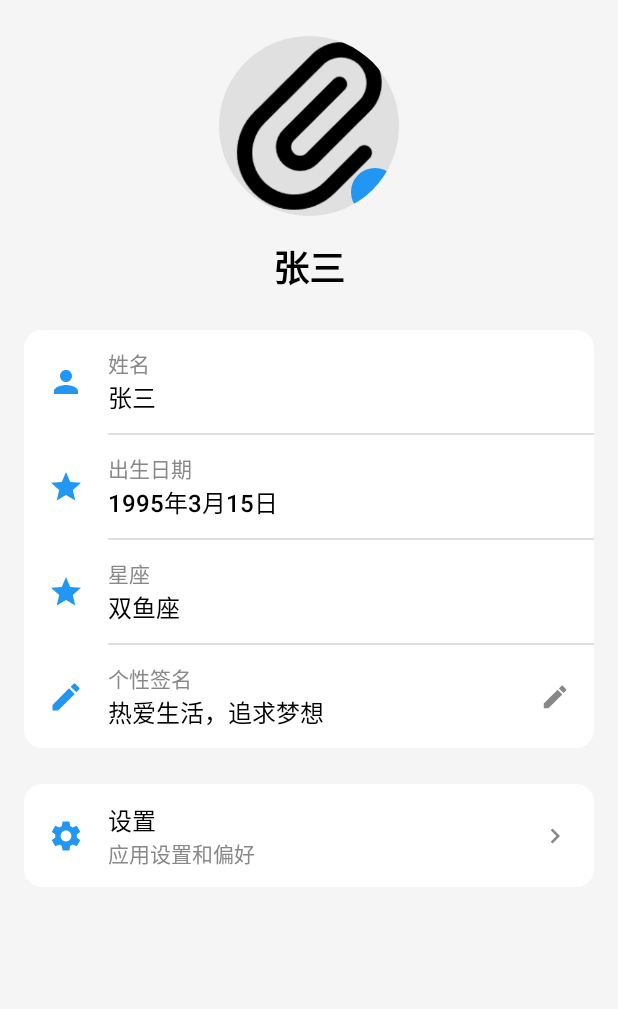
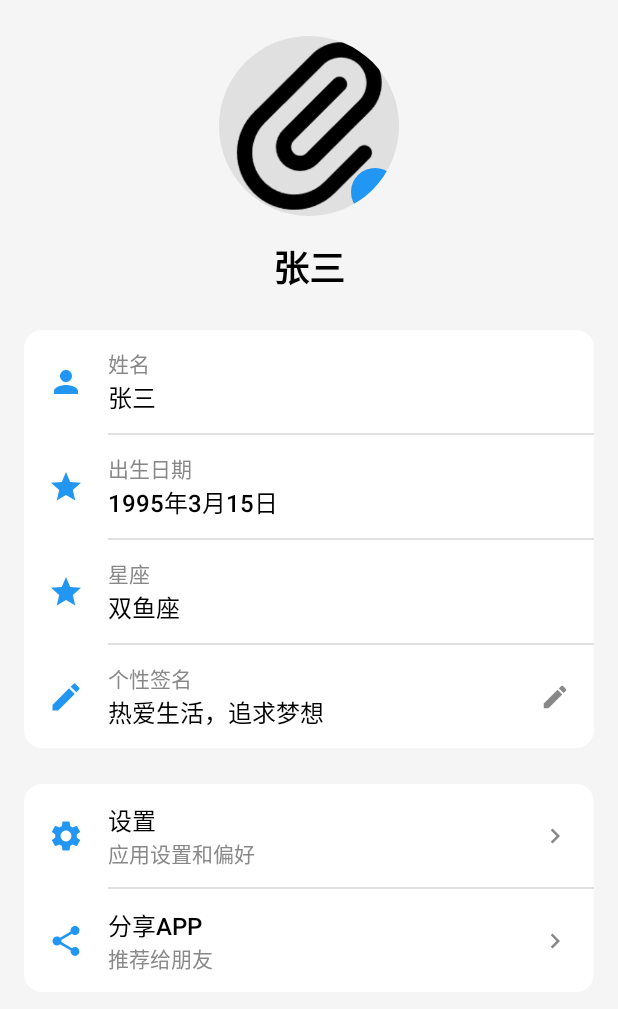
Before and after one commit to Shangyizhou/kotlin, an Android app built with Jetpack Compose: the @Preview function PersonalScreenPreview, on a phone screen of 412 x 824 dp. Shown: the top 1009 px of the screen. Run offline under Robolectric (Android 15) with nearby library versions, the phone set to English and light mode, and no system bars; our stand-ins replace Room's generated code; pictures from the network do not load.

```diff
--- a/app/src/main/java/com/example/kotlin/screens/PersonalScreen.kt
+++ b/app/src/main/java/com/example/kotlin/screens/PersonalScreen.kt
@@ -33,6 +33,7 @@ import com.example.kotlin.R
 import com.example.kotlin.util.PermissionManager
 import com.example.kotlin.viewmodel.UserProfileViewModel
 import com.example.kotlin.viewmodel.UserProfileViewModelFactory
+import android.content.Intent
 
 @OptIn(ExperimentalMaterial3Api::class)
 @Composable
@@ -275,6 +276,7 @@ fun PersonalInfoRow(
 
 @Composable
 fun SettingsSection() {
+    val context = LocalContext.current
     Spacer(modifier = Modifier.height(24.dp))
 
     Card(
@@ -290,6 +292,27 @@ fun SettingsSection() {
                 title = "设置",
                 subtitle = "应用设置和偏好",
                 onClick = { /* TODO: 跳转到设置页面 */ }
+            )
+
+            Divider(
+                modifier = Modifier.padding(start = 56.dp),
+                color = Color(0xFFE0E0E0),
+                thickness = 1.dp
+            )
+
+            SettingsRow(
+                icon = Icons.Default.Share,
+                title = "分享APP",
+                subtitle = "推荐给朋友",
+                onClick = {
+                    // 分享APP
+                    val intent = Intent(Intent.ACTION_SEND).apply {
+                        type = "text/plain"
+                        putExtra(Intent.EXTRA_SUBJECT, "推荐一个好用的AI聊天APP")
+                        putExtra(Intent.EXTRA_TEXT, "我正在使用一个很棒的AI聊天APP，快来试试吧！\n下载地址：https://www.example.com")
+                    }
+                    context.startActivity(Intent.createChooser(intent, "分享APP"))
+                }
             )
         }
     }
```
